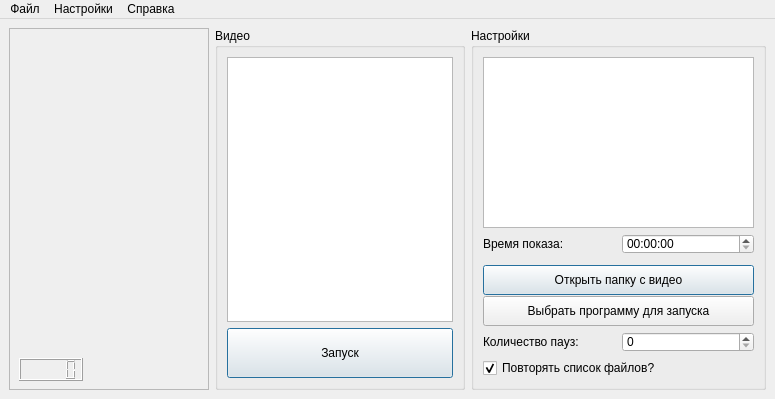
First picture: the form in mainwindow.ui, repository Rast1234/MathMech.Psychology, before the edit.
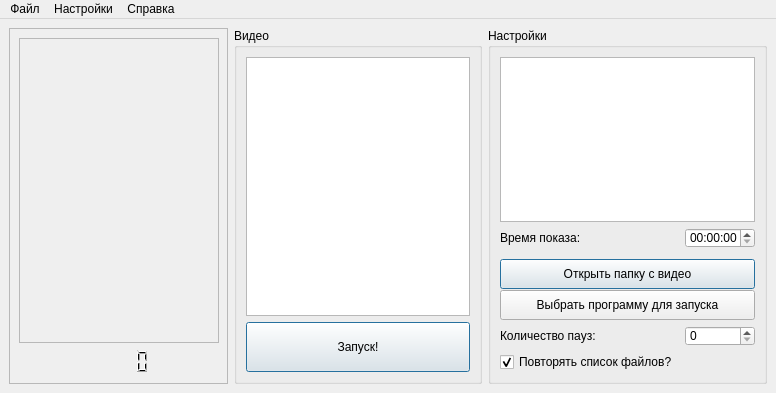
Second picture: the form after the edit.

Diff of the .ui file:
```diff
--- a/mainwindow.ui
+++ b/mainwindow.ui
@@ -6,8 +6,8 @@
    <rect>
     <x>0</x>
     <y>0</y>
-    <width>775</width>
-    <height>399</height>
+    <width>776</width>
+    <height>393</height>
    </rect>
   </property>
   <property name="windowTitle">
@@ -17,7 +17,7 @@
    <layout class="QHBoxLayout" name="horizontalLayout">
     <item>
      <layout class="QGridLayout" name="gridLayout">
-      <item row="0" column="1">
+      <item row="0" column="2" alignment="Qt::AlignRight">
        <widget class="QGroupBox" name="fileGroup">
         <property name="maximumSize">
          <size>
@@ -56,7 +56,7 @@
             <bool>false</bool>
            </property>
            <property name="text">
-            <string>Запуск</string>
+            <string>Запуск!</string>
            </property>
            <property name="autoDefault">
             <bool>false</bool>
@@ -72,43 +72,27 @@
         </layout>
        </widget>
       </item>
-      <item row="0" column="0">
-       <widget class="QFrame" name="vframe">
-        <property name="minimumSize">
-         <size>
-          <width>200</width>
-          <height>150</height>
-         </size>
-        </property>
-        <property name="frameShape">
-         <enum>QFrame::StyledPanel</enum>
-        </property>
-        <property name="frameShadow">
-         <enum>QFrame::Raised</enum>
-        </property>
-        <property name="lineWidth">
-         <number>1</number>
-        </property>
-        <widget class="QLCDNumber" name="lcdNumber">
-         <property name="geometry">
-          <rect>
-           <x>10</x>
-           <y>330</y>
-           <width>64</width>
-           <height>23</height>
-          </rect>
-         </property>
-        </widget>
-       </widget>
-      </item>
-      <item row="0" column="2">
+      <item row="0" column="3" alignment="Qt::AlignRight">
        <widget class="QGroupBox" name="settingsGroup">
+        <property name="maximumSize">
+         <size>
+          <width>300</width>
+          <height>16777215</height>
+         </size>
+        </property>
         <property name="title">
          <string>Настройки</string>
         </property>
         <layout class="QVBoxLayout" name="verticalLayout_2">
          <item>
-          <widget class="QTableWidget" name="rulesTable"/>
+          <widget class="QTableWidget" name="rulesTable">
+           <property name="maximumSize">
+            <size>
+             <width>300</width>
+             <height>16777215</height>
+            </size>
+           </property>
+          </widget>
          </item>
          <item>
           <layout class="QHBoxLayout" name="timeLayout">
@@ -116,7 +100,7 @@
             <widget class="QLabel" name="timeLabel">
              <property name="maximumSize">
               <size>
-               <width>16777215</width>
+               <width>230</width>
                <height>20</height>
               </size>
              </property>
@@ -129,7 +113,7 @@
             <widget class="QTimeEdit" name="timeInput">
              <property name="maximumSize">
               <size>
-               <width>16777215</width>
+               <width>70</width>
                <height>20</height>
               </size>
              </property>
@@ -153,7 +137,7 @@
            </property>
            <property name="maximumSize">
             <size>
-             <width>16777215</width>
+             <width>300</width>
              <height>20</height>
             </size>
            </property>
@@ -184,7 +168,7 @@
            </property>
            <property name="maximumSize">
             <size>
-             <width>16777215</width>
+             <width>300</width>
              <height>30</height>
             </size>
            </property>
@@ -205,7 +189,7 @@
             <widget class="QLabel" name="interruptsLabel">
              <property name="maximumSize">
               <size>
-               <width>16777215</width>
+               <width>230</width>
                <height>20</height>
               </size>
              </property>
@@ -218,7 +202,7 @@
             <widget class="QSpinBox" name="interruptsInput">
              <property name="maximumSize">
               <size>
-               <width>16777215</width>
+               <width>70</width>
                <height>20</height>
               </size>
              </property>
@@ -230,7 +214,7 @@
           <widget class="QCheckBox" name="repeatCheckBox">
            <property name="maximumSize">
             <size>
-             <width>16777215</width>
+             <width>300</width>
              <height>20</height>
             </size>
            </property>
@@ -248,6 +232,83 @@
         </layout>
        </widget>
       </item>
+      <item row="0" column="0">
+       <widget class="QFrame" name="frame">
+        <property name="sizePolicy">
+         <sizepolicy hsizetype="Expanding" vsizetype="Preferred">
+          <horstretch>0</horstretch>
+          <verstretch>0</verstretch>
+         </sizepolicy>
+        </property>
+        <property name="minimumSize">
+         <size>
+          <width>200</width>
+          <height>150</height>
+         </size>
+        </property>
+        <property name="styleSheet">
+         <string notr="true"/>
+        </property>
+        <property name="frameShape">
+         <enum>QFrame::StyledPanel</enum>
+        </property>
+        <property name="frameShadow">
+         <enum>QFrame::Raised</enum>
+        </property>
+        <layout class="QVBoxLayout" name="verticalLayout_3">
+         <item>
+          <widget class="QFrame" name="vframe">
+           <property name="minimumSize">
+            <size>
+             <width>200</width>
+             <height>150</height>
+            </size>
+           </property>
+           <property name="frameShape">
+            <enum>QFrame::StyledPanel</enum>
+           </property>
+           <property name="frameShadow">
+            <enum>QFrame::Raised</enum>
+           </property>
+           <property name="lineWidth">
+            <number>1</number>
+           </property>
+          </widget>
+         </item>
+         <item>
+          <widget class="QLCDNumber" name="speedIndicator">
+           <property name="minimumSize">
+            <size>
+             <width>50</width>
+             <height>25</height>
+            </size>
+           </property>
+           <property name="maximumSize">
+            <size>
+             <width>16777215</width>
+             <height>25</height>
+            </size>
+           </property>
+           <property name="styleSheet">
+            <string notr="true"/>
+           </property>
+           <property name="frameShape">
+            <enum>QFrame::NoFrame</enum>
+           </property>
+           <property name="frameShadow">
+            <enum>QFrame::Plain</enum>
+           </property>
+           <property name="smallDecimalPoint">
+            <bool>false</bool>
+           </property>
+           <property name="intValue" stdset="0">
+            <number>0</number>
+           </property>
+          </widget>
+         </item>
+        </layout>
+       </widget>
+      </item>
      </layout>
     </item>
    </layout>
@@ -257,7 +318,7 @@
     <rect>
      <x>0</x>
      <y>0</y>
-     <width>775</width>
+     <width>776</width>
      <height>20</height>
     </rect>
    </property>
```
